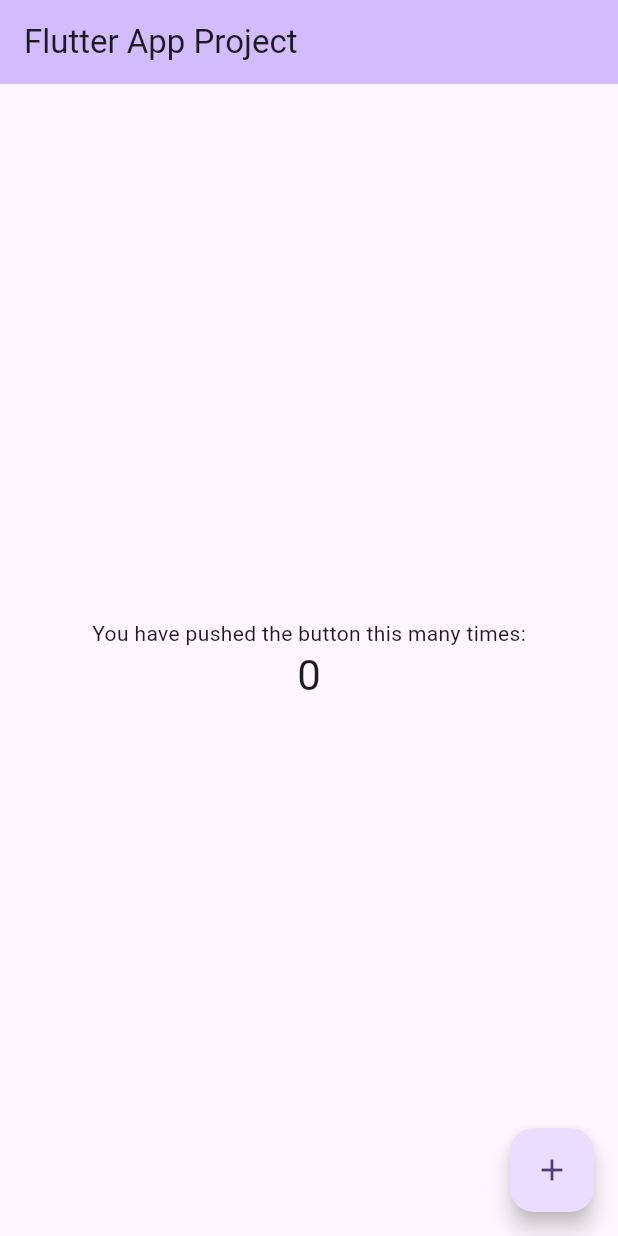
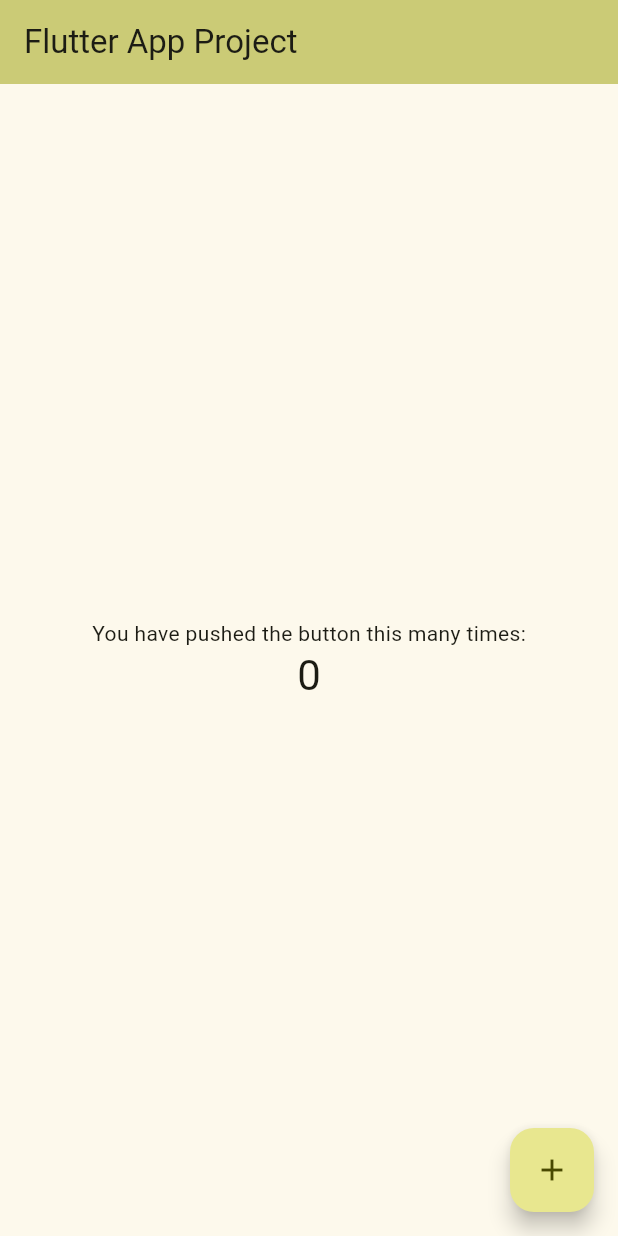
Before and after one commit to francesctr4/FlutterAppProject, a Flutter app: the screen it shows after launch, on a phone screen of 412 x 824 dp. Run offline on Flutter 3.47's test engine with Material 2 defaults, Android fonts, the phone set to English and light mode, and no system bars.

Commit message:
Update main.dart

```diff
--- a/flutter_app_project/project_source/lib/main.dart
+++ b/flutter_app_project/project_source/lib/main.dart
@@ -28,7 +28,7 @@ class MyApp extends StatelessWidget {
         //
         // This works for code too, not just values: Most code changes can be
         // tested with just a hot reload.
-        colorScheme: ColorScheme.fromSeed(seedColor: Colors.deepPurple),
+        colorScheme: ColorScheme.fromSeed(seedColor: Color.fromARGB(255, 227, 227, 37)),
         useMaterial3: true,
       ),
       home: const MyHomePage(title: 'Flutter App Project'),
```
